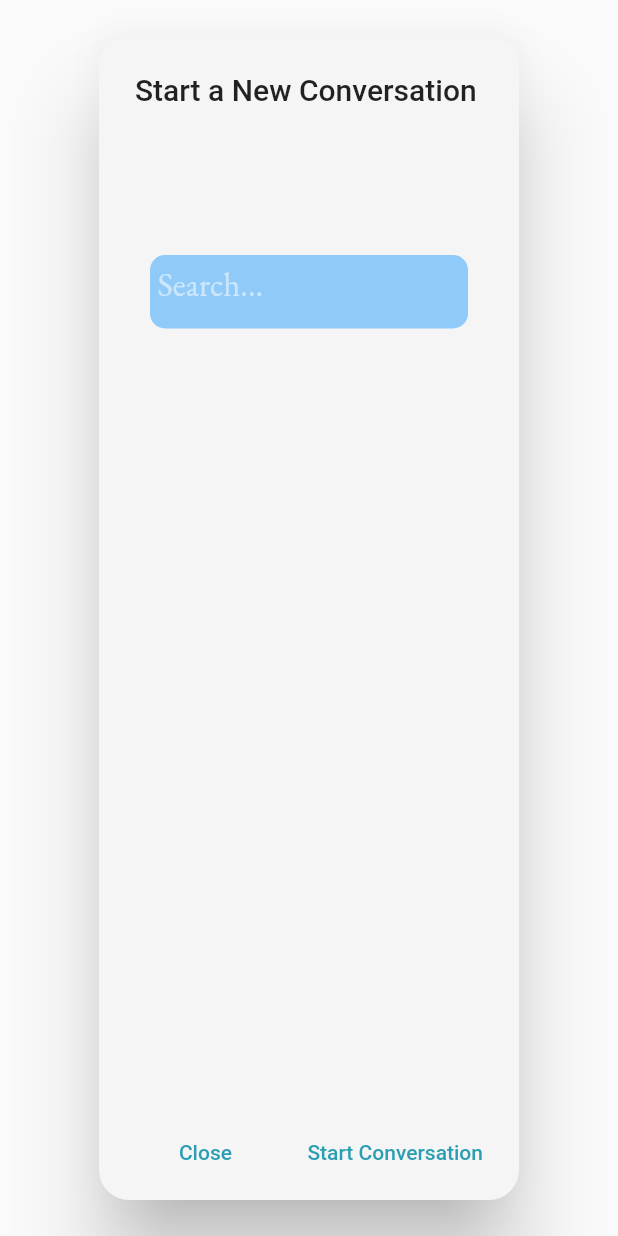
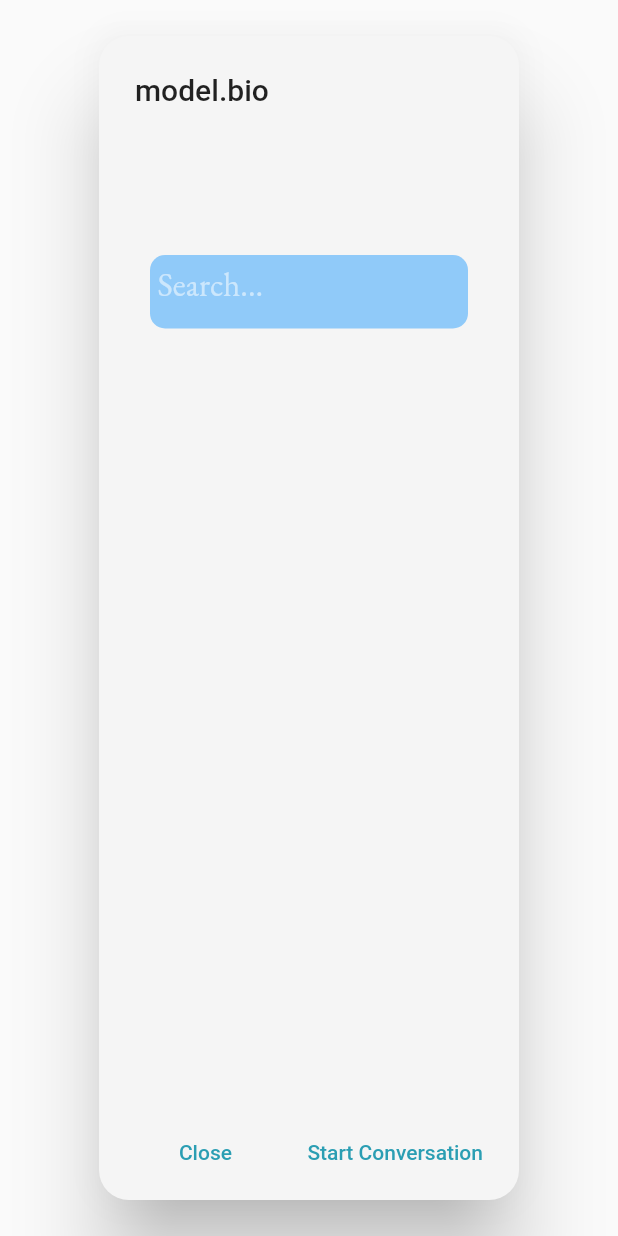
Before and after one commit to lukePetersen9/SLChat, a Flutter app: the StartANewConversationDialog widget shown alone on an empty page, opened directly with empty values, on a phone screen of 412 x 824 dp. Run offline on Flutter 3.47's test engine with Material 2 defaults, Android fonts, the phone set to English and light mode, and no system bars; our stand-ins replace cloud_firestore, firebase_auth, flutter_slidable, flutter_styled_toast, simple_animations; accounts and stored records are empty; network calls fail.

Commit message:
Reverting change (breaks _showDialog() in homepage.dart

```diff
--- a/lib/AlertDialogs/startANewConversationDialog.dart
+++ b/lib/AlertDialogs/startANewConversationDialog.dart
@@ -1,6 +1,7 @@
 import 'package:flutter/material.dart';
 import 'package:cloud_firestore/cloud_firestore.dart';
 import 'package:flutter_with_firebase/Firestore/firestoreMain.dart';
+import 'package:flutter_with_firebase/Scoped/userModel.dart';
 
 class StartANewConversationDialog extends StatefulWidget {
   final String userEmail;
@@ -24,7 +25,7 @@ class StartANewConversationDialogState
         borderRadius: BorderRadius.circular(20),
       ),
       backgroundColor: Colors.grey[100],
-      title: Text('Start a New Conversation'),
+      title: Text('model.bio'),
       content: Flex(
         direction: Axis.vertical,
         children: <Widget>[
--- a/lib/Homepage/homepage.dart
+++ b/lib/Homepage/homepage.dart
@@ -91,8 +91,12 @@ class HomePageState extends State<HomePage> {
     showDialog(
       context: context,
       builder: (BuildContext context) {
-        return StartANewConversationDialog('s@s.net');
+        return ScopedModelDescendant<UserModel>(
+          builder: (context, child, model) {
+            return StartANewConversationDialog(model.email);
           },
         );
+      },
+    );
   }
 }
--- a/lib/LoginAndSignup/login.dart
+++ b/lib/LoginAndSignup/login.dart
@@ -4,12 +4,12 @@ import 'package:flutter_with_firebase/LoginAndSignup/login.dart';
 import 'package:flutter_with_firebase/LoginAndSignup/signup.dart';
 import 'package:flutter_with_firebase/Homepage/homepage.dart';
 import 'package:cloud_firestore/cloud_firestore.dart';
-import 'package:flutter_with_firebase/Scoped/userModel.dart';
-import 'package:scoped_model/scoped_model.dart';
 import 'dart:async';
 import 'package:simple_animations/simple_animations.dart';
 import 'package:flutter_with_firebase/Animation/FadeAnimation.dart';
 import 'package:flutter_styled_toast/flutter_styled_toast.dart';
+import 'package:scoped_model/scoped_model.dart';
+import 'package:flutter_with_firebase/Scoped/userModel.dart';
 
 class Login extends StatefulWidget {
   @override
--- a/lib/Scoped/userModel.dart
+++ b/lib/Scoped/userModel.dart
@@ -23,4 +23,7 @@ class UserModel extends Model {
       notifyListeners();
     });
   }
+  static of (BuildContext context){
+    return ScopedModel.of<UserModel>(context);
+  }
 }
```
